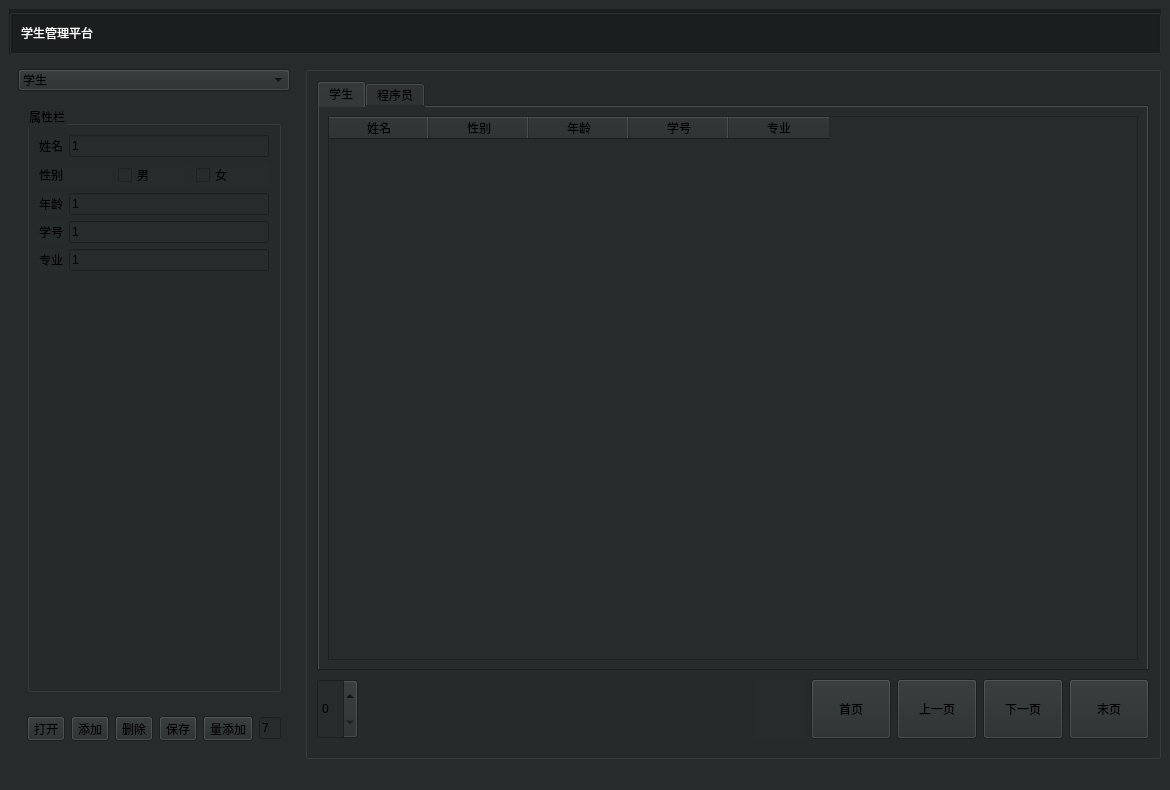
Old version of the form mainwindow.ui in the repository Yuji-w/stuListManagement.
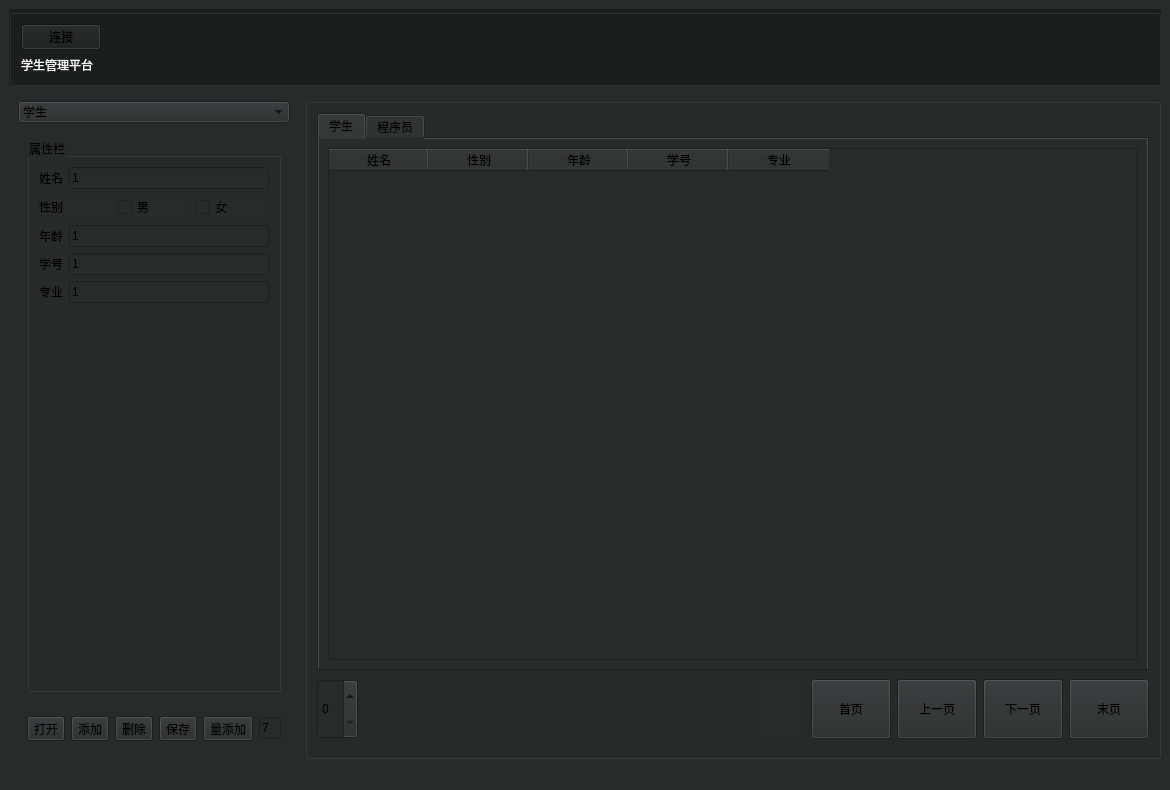
New version of the form.

Commit message: 添加数据库连接

The edit to the form file:
```diff
--- a/mainwindow.ui
+++ b/mainwindow.ui
@@ -27,7 +27,7 @@
        <string/>
       </property>
       <layout class="QGridLayout" name="gridLayout_2">
-       <item row="0" column="0">
+       <item row="1" column="0">
         <widget class="QLabel" name="label">
          <property name="styleSheet">
           <string notr="true">color: rgb(255, 255, 255);
@@ -39,6 +39,26 @@
          </property>
         </widget>
        </item>
+       <item row="0" column="0">
+        <widget class="QPushButton" name="pushButton_connect">
+         <property name="text">
+          <string>连接</string>
+         </property>
+        </widget>
+       </item>
+       <item row="0" column="1">
+        <spacer name="horizontalSpacer_2">
+         <property name="orientation">
+          <enum>Qt::Horizontal</enum>
+         </property>
+         <property name="sizeHint" stdset="0">
+          <size>
+           <width>40</width>
+           <height>20</height>
+          </size>
+         </property>
+        </spacer>
+       </item>
       </layout>
      </widget>
     </item>
```
Left out of the diff: 2 changed lines with no effect on the pictures. The commit also changes 5 other files.
